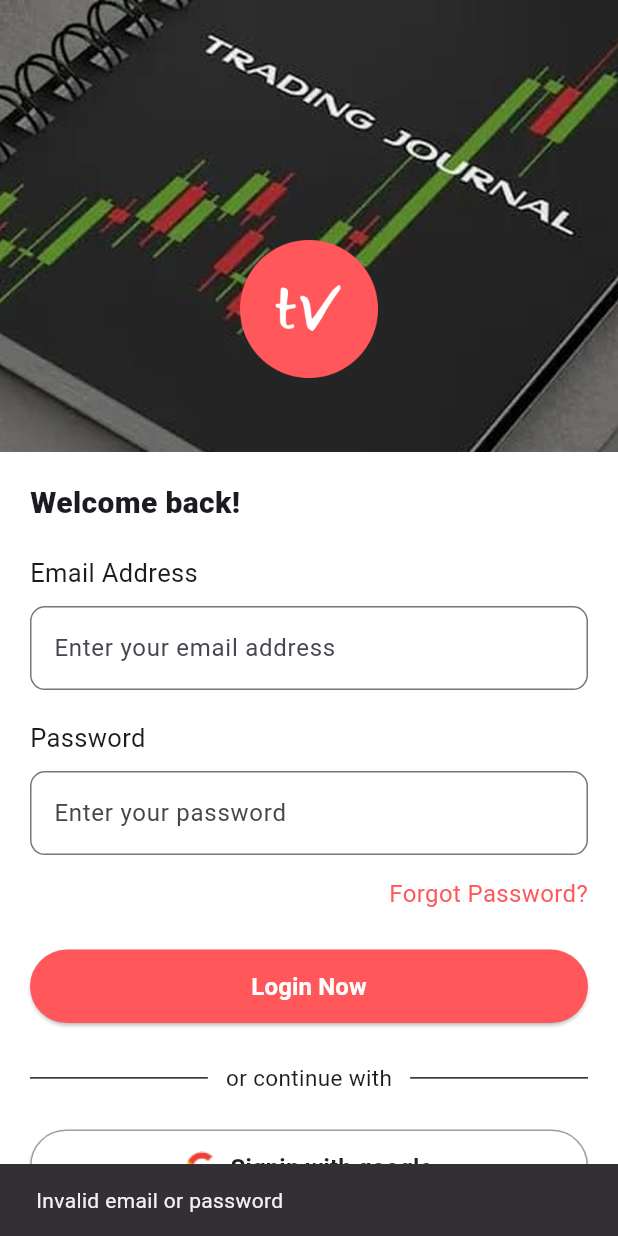
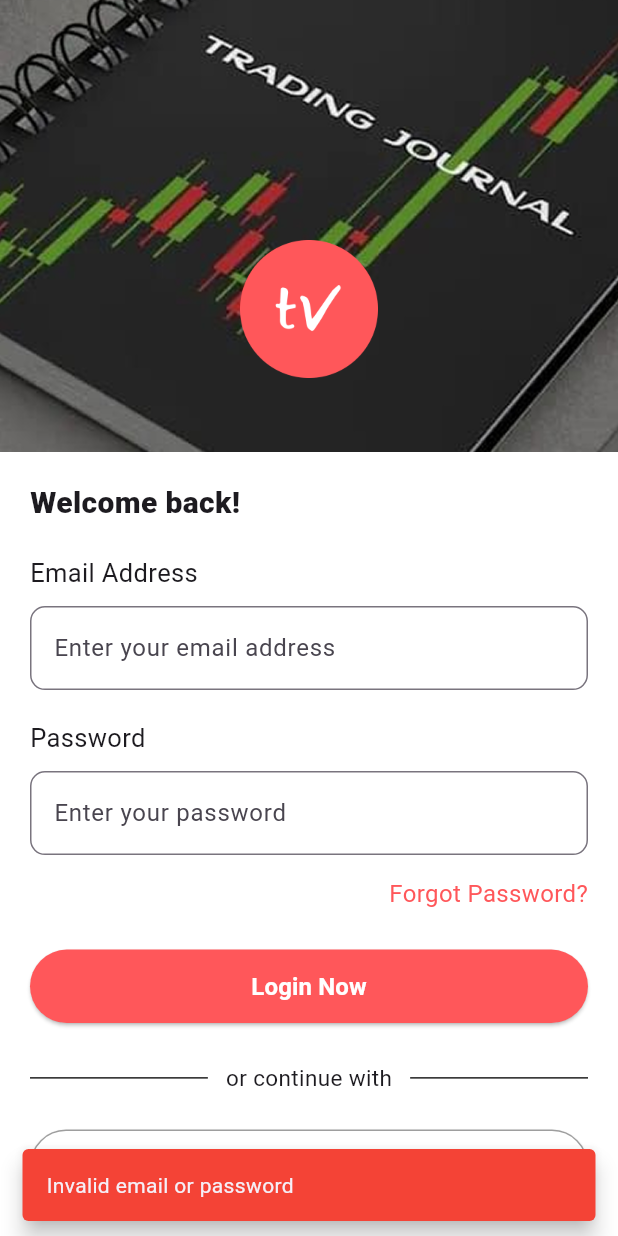
Before and after one commit to Skh121/TradeVerse, a Flutter app: the screen it shows after launch, after a tap on "Login Now", on a phone screen of 412 x 824 dp. Run offline on Flutter 3.47's test engine with Material 3 defaults, Android fonts, the phone set to English and light mode, and no system bars; our stand-ins replace lottie.

Commit message:
Snackbar and Scrollable Implemenation

```diff
--- a/lib/view/login_screen.dart
+++ b/lib/view/login_screen.dart
@@ -28,7 +28,11 @@ class _LoginScreenState extends State<LoginScreen> {
       Navigator.pushReplacementNamed(context, '/dashboard');
     } else {
       ScaffoldMessenger.of(context).showSnackBar(
-        SnackBar(content: Text('Invalid email or password')),
+        SnackBar(
+          content: Text('Invalid email or password'),
+          behavior: SnackBarBehavior.floating,
+          backgroundColor: Colors.red,
+        ),
       );
     }
   }
@@ -207,7 +211,8 @@ class _LoginScreenState extends State<LoginScreen> {
                               color: brandColor,
                               fontWeight: FontWeight.w600,
                             ),
-                            recognizer: TapGestureRecognizer()
+                            recognizer:
+                                TapGestureRecognizer()
                                   ..onTap = () {
                                     Navigator.push(
                                       context,
--- a/lib/view/splash_screen.dart
+++ b/lib/view/splash_screen.dart
@@ -19,7 +19,6 @@ class _SplashScreenState extends State<SplashScreen> {
     });
   }
 
-
   @override
   Widget build(BuildContext context) {
     return Scaffold(
```
Lines whose indentation alone changed are shown as unchanged.
